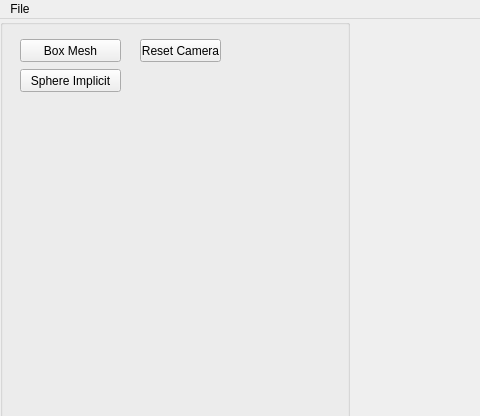
Qt form AppTinyMesh/UI/interface.ui (Variabels/Tiny-Mesh) before a commit; both pictures show x 0 to 480 and y 0 to 416 of the 1200 by 1000 pixel window.
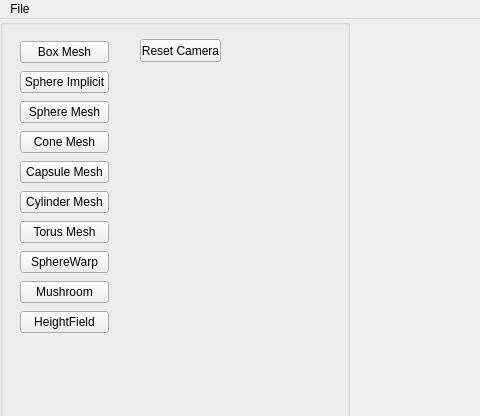
The same form after that commit.

Commit message: interface et constructeur

The edit to the form file:
```diff
--- a/AppTinyMesh/UI/interface.ui
+++ b/AppTinyMesh/UI/interface.ui
@@ -56,30 +56,6 @@
       <property name="title">
        <string/>
       </property>
-      <widget class="QPushButton" name="boxMesh">
-       <property name="geometry">
-        <rect>
-         <x>20</x>
-         <y>20</y>
-         <width>101</width>
-         <height>23</height>
-        </rect>
-       </property>
-       <property name="toolTip">
-        <string>&lt;!DOCTYPE HTML PUBLIC &quot;-//W3C//DTD HTML 4.0//EN&quot; &quot;http://www.w3.org/TR/REC-html40/strict.dtd&quot;&gt;
-&lt;html&gt;&lt;head&gt;&lt;meta name=&quot;qrichtext&quot; content=&quot;1&quot; /&gt;&lt;style type=&quot;text/css&quot;&gt;
-p, li { white-space: pre-wrap; }
-&lt;/style&gt;&lt;/head&gt;&lt;body style=&quot; font-family:'MS Shell Dlg 2'; font-size:8pt; font-weight:400; font-style:normal;&quot;&gt;
-&lt;p style=&quot; margin-top:0px; margin-bottom:0px; margin-left:0px; margin-right:0px; -qt-block-indent:0; text-indent:0px;&quot;&gt;&lt;span style=&quot; color:#5500ff;&quot;&gt;Callback #01&lt;/span&gt;&lt;/p&gt;
-&lt;p style=&quot; margin-top:0px; margin-bottom:0px; margin-left:0px; margin-right:0px; -qt-block-indent:0; text-indent:0px;&quot;&gt;&lt;span style=&quot; font-style:italic; color:#aa00ff;&quot;&gt;Create Eurographics 1996 Bear&lt;/span&gt;&lt;/p&gt;&lt;/body&gt;&lt;/html&gt;</string>
-       </property>
-       <property name="text">
-        <string>Box Mesh</string>
-       </property>
-       <property name="checkable">
-        <bool>false</bool>
-       </property>
-      </widget>
       <widget class="QPushButton" name="resetcameraButton">
        <property name="geometry">
         <rect>
@@ -108,29 +84,109 @@
         <bool>false</bool>
        </property>
       </widget>
-      <widget class="QPushButton" name="sphereImplicit">
+      <widget class="QWidget" name="">
        <property name="geometry">
         <rect>
          <x>20</x>
-         <y>50</y>
-         <width>101</width>
-         <height>23</height>
+         <y>20</y>
+         <width>89</width>
+         <height>296</height>
         </rect>
        </property>
-       <property name="toolTip">
-        <string>&lt;!DOCTYPE HTML PUBLIC &quot;-//W3C//DTD HTML 4.0//EN&quot; &quot;http://www.w3.org/TR/REC-html40/strict.dtd&quot;&gt;
+       <layout class="QVBoxLayout" name="verticalLayout">
+        <item>
+         <widget class="QPushButton" name="boxMesh">
+          <property name="toolTip">
+           <string>&lt;!DOCTYPE HTML PUBLIC &quot;-//W3C//DTD HTML 4.0//EN&quot; &quot;http://www.w3.org/TR/REC-html40/strict.dtd&quot;&gt;
 &lt;html&gt;&lt;head&gt;&lt;meta name=&quot;qrichtext&quot; content=&quot;1&quot; /&gt;&lt;style type=&quot;text/css&quot;&gt;
 p, li { white-space: pre-wrap; }
 &lt;/style&gt;&lt;/head&gt;&lt;body style=&quot; font-family:'MS Shell Dlg 2'; font-size:8pt; font-weight:400; font-style:normal;&quot;&gt;
 &lt;p style=&quot; margin-top:0px; margin-bottom:0px; margin-left:0px; margin-right:0px; -qt-block-indent:0; text-indent:0px;&quot;&gt;&lt;span style=&quot; color:#5500ff;&quot;&gt;Callback #01&lt;/span&gt;&lt;/p&gt;
 &lt;p style=&quot; margin-top:0px; margin-bottom:0px; margin-left:0px; margin-right:0px; -qt-block-indent:0; text-indent:0px;&quot;&gt;&lt;span style=&quot; font-style:italic; color:#aa00ff;&quot;&gt;Create Eurographics 1996 Bear&lt;/span&gt;&lt;/p&gt;&lt;/body&gt;&lt;/html&gt;</string>
-       </property>
-       <property name="text">
-        <string>Sphere Implicit</string>
-       </property>
-       <property name="checkable">
-        <bool>false</bool>
-       </property>
+          </property>
+          <property name="text">
+           <string>Box Mesh</string>
+          </property>
+          <property name="checkable">
+           <bool>false</bool>
+          </property>
+         </widget>
+        </item>
+        <item>
+         <widget class="QPushButton" name="sphereImplicit">
+          <property name="toolTip">
+           <string>&lt;!DOCTYPE HTML PUBLIC &quot;-//W3C//DTD HTML 4.0//EN&quot; &quot;http://www.w3.org/TR/REC-html40/strict.dtd&quot;&gt;
+&lt;html&gt;&lt;head&gt;&lt;meta name=&quot;qrichtext&quot; content=&quot;1&quot; /&gt;&lt;style type=&quot;text/css&quot;&gt;
+p, li { white-space: pre-wrap; }
+&lt;/style&gt;&lt;/head&gt;&lt;body style=&quot; font-family:'MS Shell Dlg 2'; font-size:8pt; font-weight:400; font-style:normal;&quot;&gt;
+&lt;p style=&quot; margin-top:0px; margin-bottom:0px; margin-left:0px; margin-right:0px; -qt-block-indent:0; text-indent:0px;&quot;&gt;&lt;span style=&quot; color:#5500ff;&quot;&gt;Callback #01&lt;/span&gt;&lt;/p&gt;
+&lt;p style=&quot; margin-top:0px; margin-bottom:0px; margin-left:0px; margin-right:0px; -qt-block-indent:0; text-indent:0px;&quot;&gt;&lt;span style=&quot; font-style:italic; color:#aa00ff;&quot;&gt;Create Eurographics 1996 Bear&lt;/span&gt;&lt;/p&gt;&lt;/body&gt;&lt;/html&gt;</string>
+          </property>
+          <property name="text">
+           <string>Sphere Implicit</string>
+          </property>
+          <property name="checkable">
+           <bool>false</bool>
+          </property>
+         </widget>
+        </item>
+        <item>
+         <widget class="QPushButton" name="SphereMesh">
+          <property name="text">
+           <string>Sphere Mesh</string>
+          </property>
+         </widget>
+        </item>
+        <item>
+         <widget class="QPushButton" name="coneMesh">
+          <property name="text">
+           <string>Cone Mesh</string>
+          </property>
+         </widget>
+        </item>
+        <item>
+         <widget class="QPushButton" name="CapsuleMesh">
+          <property name="text">
+           <string>Capsule Mesh</string>
+          </property>
+         </widget>
+        </item>
+        <item>
+         <widget class="QPushButton" name="cylinderMesh">
+          <property name="text">
+           <string>Cylinder Mesh</string>
+          </property>
+         </widget>
+        </item>
+        <item>
+         <widget class="QPushButton" name="TorusMesh">
+          <property name="text">
+           <string>Torus Mesh</string>
+          </property>
+         </widget>
+        </item>
+        <item>
+         <widget class="QPushButton" name="sphereWarp">
+          <property name="text">
+           <string>SphereWarp</string>
+          </property>
+         </widget>
+        </item>
+        <item>
+         <widget class="QPushButton" name="mushroom">
+          <property name="text">
+           <string>Mushroom</string>
+          </property>
+         </widget>
+        </item>
+        <item>
+         <widget class="QPushButton" name="heightField">
+          <property name="text">
+           <string>HeightField</string>
+          </property>
+         </widget>
+        </item>
+       </layout>
       </widget>
      </widget>
     </item>
```
The commit also changes 4 other files.
